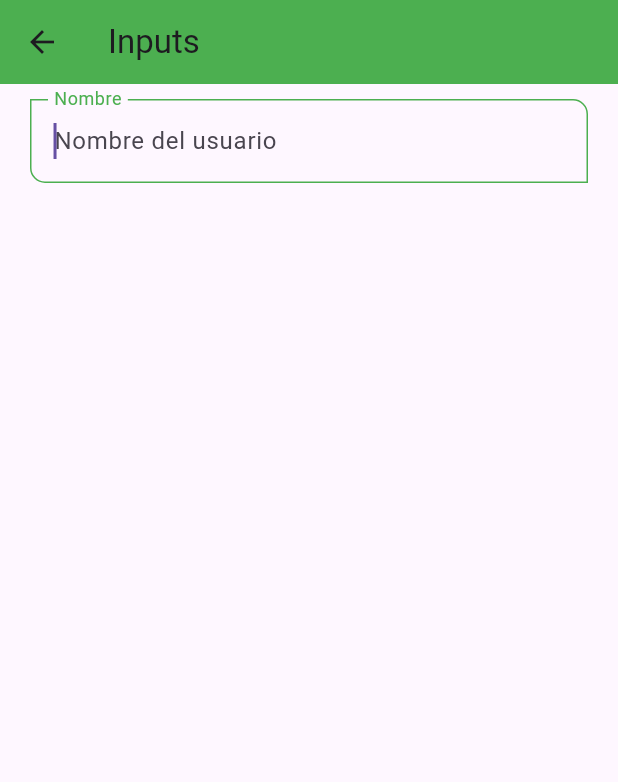
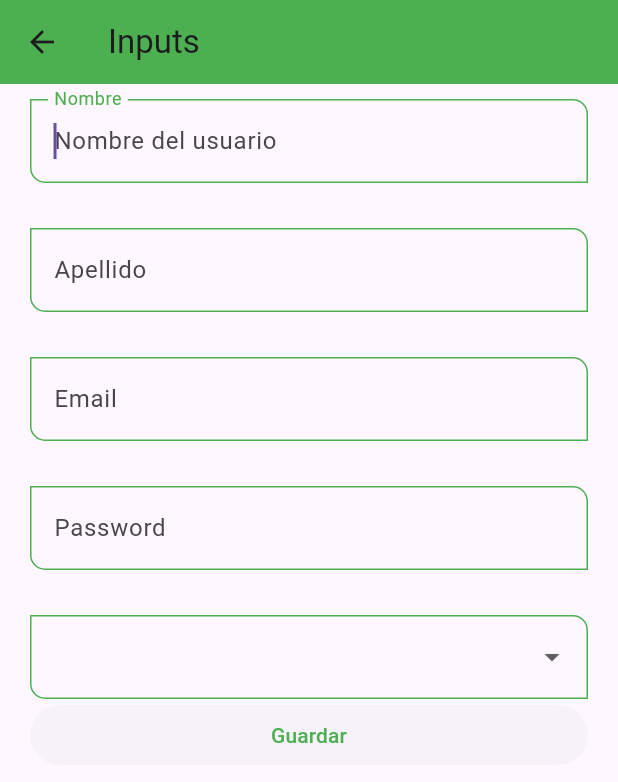
Before and after one commit to kira19955/flutter_practicas-, a Flutter app: the InputsScreen screen opened by its route, on a phone screen of 412 x 824 dp. Shown: the top 782 px of the screen. Run offline on Flutter 3.47's test engine with Material 3 defaults, Android fonts, the phone set to English and light mode, and no system bars.

Commit message:
terminado fl_components

```diff
--- a/fl_components/lib/routes/app_routes.dart
+++ b/fl_components/lib/routes/app_routes.dart
@@ -15,6 +15,8 @@ class AppRoutes {
     Menuoptions(route: 'avatar', icon: Icons.people_outline, name: 'Avatar', screen: AvatarScreen()),
     Menuoptions(route: 'animted', icon: Icons.animation, name: 'Animeted', screen: AnimatedScreen()),
     Menuoptions(route: 'inputs', icon: Icons.input_rounded, name: 'Inputs', screen: InputsScreen()),
+    Menuoptions(route: 'slider', icon: Icons.slow_motion_video_rounded, name: 'Slider And Checks', screen: SliderScreen()),
+    Menuoptions(route: 'listviewbuilder', icon: Icons.build_circle, name: 'List View Builder ', screen: ListViewBuilderScreen()),
   ];
 
   static Map<String, Widget Function(BuildContext)> getAppRoutes(){
--- a/fl_components/lib/screens/inputs_screen.dart
+++ b/fl_components/lib/screens/inputs_screen.dart
@@ -7,6 +7,18 @@ class InputsScreen extends StatelessWidget {
 
   @override
   Widget build(BuildContext context) {
+
+    final GlobalKey<FormState> myFormKey = GlobalKey<FormState>();
+
+    final Map<String, String> formValues = {
+
+      'first_name': 'luis',
+      'last_name': 'cruz',
+      'email': 'q@q.com',
+      'password': '132456789',
+      'role': 'admin'
+
+    };
     return Scaffold(
       appBar: AppBar(
         title: Text('Inputs'),
@@ -14,12 +26,50 @@ class InputsScreen extends StatelessWidget {
       body: SingleChildScrollView(
         child: Padding(
           padding: EdgeInsets.symmetric(horizontal: 20, vertical: 10),
-          child: Column(
-            children: [
+          child: Form(
+            key: myFormKey,
 
-              CustomInputField(labelText: 'Nombre', hintText: 'Nombre del usuario',)
+            child: Column(
+              children: [
 
-            ],
+                CustomInputField(labelText: 'Nombre', hintText: 'Nombre del usuario',formProperty:'first_name',formValues:formValues ,),
+                SizedBox(height: 30,),
+                CustomInputField(labelText: 'Apellido', hintText: 'Apellido del usuario',formProperty:'last_name',formValues:formValues ,),
+                SizedBox(height: 30,),
+                CustomInputField(labelText: 'Email', hintText: 'Email del usuario',keyboardType: TextInputType.emailAddress, formProperty:'email',formValues:formValues ,),
+                SizedBox(height: 30,),
+                CustomInputField(labelText: 'Password', hintText: 'Password del usuario', obscureText: true, formProperty:'password',formValues:formValues ,),
+                SizedBox(height: 30,),
+
+                DropdownButtonFormField(
+                  items: [
+                    DropdownMenuItem(value: 'Admin',child: Text('Admin')),
+                    DropdownMenuItem(value: 'SuperAdmin',child: Text('Super Admin')),
+                    DropdownMenuItem(value: 'Dev',child: Text('Dev')),
+                    DropdownMenuItem(value: 'Jr',child: Text('Jr')),
+                  ],
+                  onChanged: (value) {
+                  print(value);
+                  formValues['role'] = value ??  'Admin';
+                },),
+
+                ElevatedButton(
+                  onPressed: () {
+                    FocusScope.of(context).requestFocus(FocusNode());
+                    if (!myFormKey.currentState!.validate()) {
+                      return;
+                    }
+
+                    print(formValues);
+                  },
+                  child: SizedBox(
+                    width: double.infinity,
+                    child: Center(child: Text('Guardar'))
+                    )
+                  )
+
+              ],
+            ),
           ),),
       ),
     );
--- a/fl_components/lib/screens/screens.dart
+++ b/fl_components/lib/screens/screens.dart
@@ -1,3 +1,6 @@
+export 'package:fl_components/screens/listview_builder_screen.dart';
+
+export 'package:fl_components/screens/silder_screen.dart';
 export 'package:fl_components/screens/inputs_screen.dart';
 export 'package:fl_components/screens/animated_screen.dart';
 export 'package:fl_components/screens/home_screen.dart';
--- a/fl_components/lib/widgets/custom_input_field.dart
+++ b/fl_components/lib/widgets/custom_input_field.dart
@@ -7,21 +7,26 @@ class CustomInputField extends StatelessWidget {
   final String? helperText;
   final IconData? icon;
   final IconData? sufsuffixIcon;
+  final TextInputType? keyboardType;
+  final bool obscureText;
+  final String formProperty;
+  final Map<String, String> formValues;
+
 
 
   const CustomInputField({
-    super.key, this.hintText, this.labelText, this.helperText, this.icon, this.sufsuffixIcon,
+    super.key, this.hintText, this.labelText, this.helperText, this.icon, this.sufsuffixIcon, this.keyboardType, this.obscureText = false, required this.formProperty, required this.formValues,
   });
 
   @override
   Widget build(BuildContext context) {
     return TextFormField(
+      keyboardType: keyboardType,
+      obscureText: obscureText,
       autofocus: true,
       initialValue: '',
       textCapitalization: TextCapitalization.words,
-      onChanged: (value) {
-
-      },
+      onChanged: (value) => formValues[formProperty] = value,
       validator: (value) {
         if (value == null) return 'esta campo es requerido';
         return value.length < 3 ? 'minimo 3 letras' : null;
```
Also changed, not shown: fl_components/lib/screens/listview_builder_screen.dart (added, +140 -0 lines), fl_components/lib/screens/silder_screen.dart (added, +87 -0 lines).
